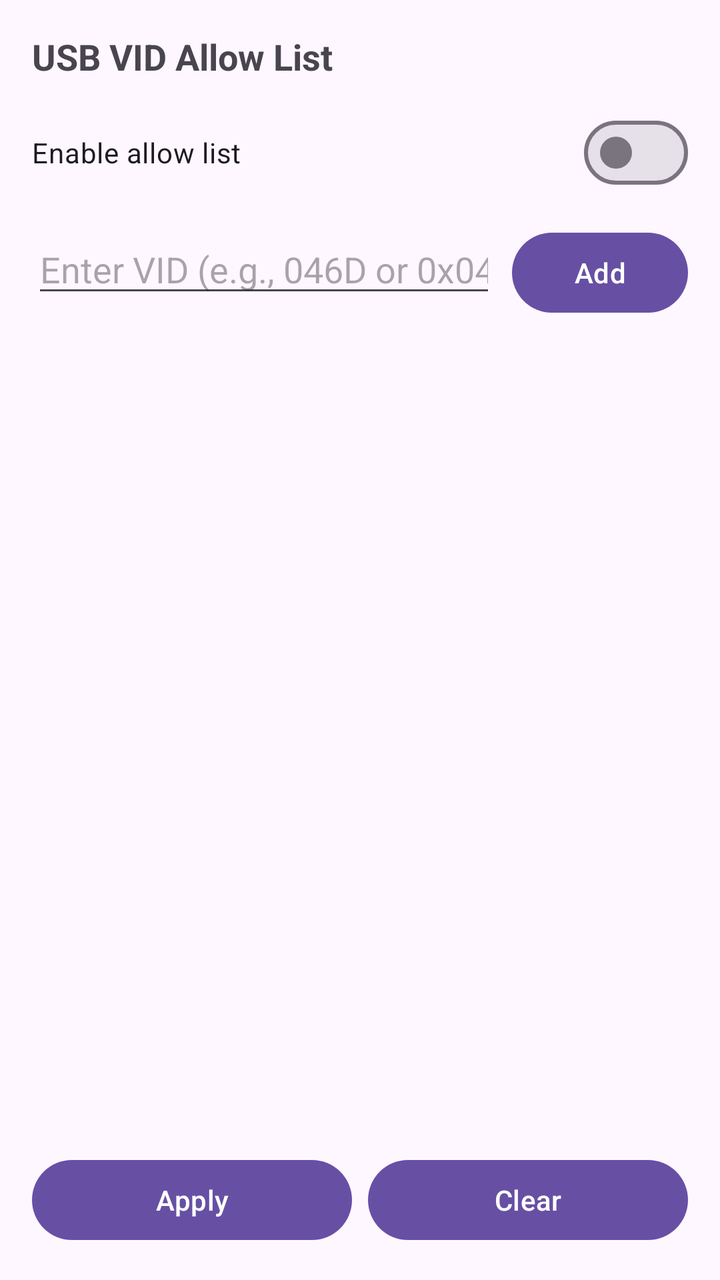
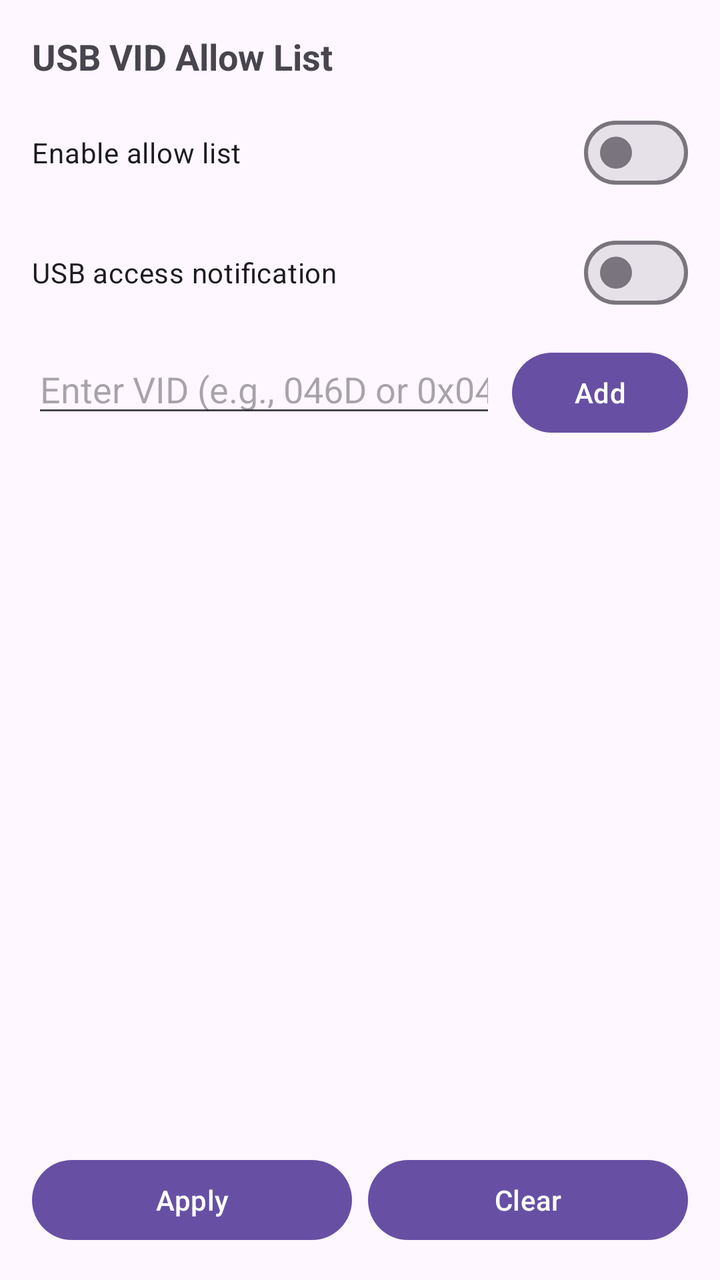

The first picture is an Android layout as it rendered before a commit; the second is the same layout after the commit. The layout source and the unified diff follow.
<!-- AndroidManifest.xml: application theme Theme.PosControlSample -->
<!-- res/layout/activity_vid_allow_list.xml -->
<?xml version="1.0" encoding="utf-8"?>
<androidx.constraintlayout.widget.ConstraintLayout xmlns:android="http://schemas.android.com/apk/res/android"
    xmlns:app="http://schemas.android.com/apk/res-auto"
    android:id="@+id/root_vid"
    android:layout_width="match_parent"
    android:layout_height="match_parent"
    android:padding="16dp">

    <TextView
        android:id="@+id/tv_title_vid"
        android:layout_width="0dp"
        android:layout_height="wrap_content"
        android:text="@string/vid_title"
        android:textSize="18sp"
        android:textStyle="bold"
        app:layout_constraintEnd_toEndOf="parent"
        app:layout_constraintStart_toStartOf="parent"
        app:layout_constraintTop_toTopOf="parent" />

    <com.google.android.material.materialswitch.MaterialSwitch
        android:id="@+id/sw_enable"
        android:layout_width="0dp"
        android:layout_height="wrap_content"
        android:layout_marginTop="12dp"
        android:text="@string/vid_enable"
        app:layout_constraintEnd_toEndOf="parent"
        app:layout_constraintStart_toStartOf="parent"
        app:layout_constraintTop_toBottomOf="@id/tv_title_vid" />

    <LinearLayout
        android:id="@+id/box_input"
        android:layout_width="0dp"
        android:layout_height="wrap_content"
        android:layout_marginTop="12dp"
        android:orientation="horizontal"
        app:layout_constraintEnd_toEndOf="parent"
        app:layout_constraintStart_toStartOf="parent"
        app:layout_constraintTop_toBottomOf="@id/sw_enable">

        <EditText
            android:id="@+id/et_vid"
            android:layout_width="0dp"
            android:layout_height="wrap_content"
            android:layout_weight="1"
            android:hint="@string/vid_hint"
            android:imeOptions="actionDone"
            android:inputType="textNoSuggestions"
            android:maxLines="1" />

        <Button
            android:id="@+id/btn_add"
            android:layout_width="wrap_content"
            android:layout_height="wrap_content"
            android:layout_marginStart="8dp"
            android:text="@string/vid_add" />

    </LinearLayout>

    <androidx.recyclerview.widget.RecyclerView
        android:id="@+id/rv_vids"
        android:layout_width="0dp"
        android:layout_height="0dp"
        android:layout_marginTop="12dp"
        app:layout_constraintBottom_toTopOf="@id/box_actions"
        app:layout_constraintEnd_toEndOf="parent"
        app:layout_constraintStart_toStartOf="parent"
        app:layout_constraintTop_toBottomOf="@id/box_input" />

    <LinearLayout
        android:id="@+id/box_actions"
        android:layout_width="0dp"
        android:layout_height="wrap_content"
        android:orientation="horizontal"
        app:layout_constraintBottom_toBottomOf="parent"
        app:layout_constraintEnd_toEndOf="parent"
        app:layout_constraintStart_toStartOf="parent">

        <Button
            android:id="@+id/btn_apply"
            android:layout_width="0dp"
            android:layout_height="wrap_content"
            android:layout_weight="1"
            android:text="@string/vid_apply" />

        <Button
            android:id="@+id/btn_clear"
            android:layout_width="0dp"
            android:layout_height="wrap_content"
            android:layout_marginStart="8dp"
            android:layout_weight="1"
            android:text="@string/vid_clear" />

    </LinearLayout>

</androidx.constraintlayout.widget.ConstraintLayout>
<!-- resources referenced by this layout -->
<resources>
  <string name="vid_add">Add</string>
  <string name="vid_apply">Apply</string>
  <string name="vid_clear">Clear</string>
  <string name="vid_enable">Enable allow list</string>
  <string name="vid_hint">Enter VID (e.g., 046D or 0x046D)</string>
  <string name="vid_title">USB VID Allow List</string>
  <style name="Theme.PosControlSample" parent="Base.Theme.PosControlSample" />
  <style name="Base.Theme.PosControlSample" parent="Theme.Material3.DayNight.NoActionBar">
          
          
      </style>
</resources>

<!-- the commit's change to res/layout/activity_vid_allow_list.xml (unified diff, before → after) -->
@@ -1,6 +1,7 @@
 <?xml version="1.0" encoding="utf-8"?>
 <androidx.constraintlayout.widget.ConstraintLayout xmlns:android="http://schemas.android.com/apk/res/android"
     xmlns:app="http://schemas.android.com/apk/res-auto"
+    xmlns:tools="http://schemas.android.com/tools"
     android:id="@+id/root_vid"
     android:layout_width="match_parent"
     android:layout_height="match_parent"
@@ -27,6 +28,16 @@
         app:layout_constraintStart_toStartOf="parent"
         app:layout_constraintTop_toBottomOf="@id/tv_title_vid" />
 
+    <com.google.android.material.materialswitch.MaterialSwitch
+        android:id="@+id/noti_enable"
+        android:layout_width="0dp"
+        android:layout_height="wrap_content"
+        android:layout_marginTop="12dp"
+        android:text="@string/noti_enable"
+        app:layout_constraintEnd_toEndOf="parent"
+        app:layout_constraintStart_toStartOf="parent"
+        app:layout_constraintTop_toBottomOf="@+id/sw_enable" />
+
     <LinearLayout
         android:id="@+id/box_input"
         android:layout_width="0dp"
@@ -35,7 +46,7 @@
         android:orientation="horizontal"
         app:layout_constraintEnd_toEndOf="parent"
         app:layout_constraintStart_toStartOf="parent"
-        app:layout_constraintTop_toBottomOf="@id/sw_enable">
+        app:layout_constraintTop_toBottomOf="@id/noti_enable">
 
         <EditText
             android:id="@+id/et_vid"
<!-- resource entries referenced after the edit -->
@@ -1,5 +1,6 @@
 <!-- resources referenced by this layout -->
 <resources>
+  <string name="noti_enable">USB access notification</string>
   <string name="vid_add">Add</string>
   <string name="vid_apply">Apply</string>
   <string name="vid_clear">Clear</string>
